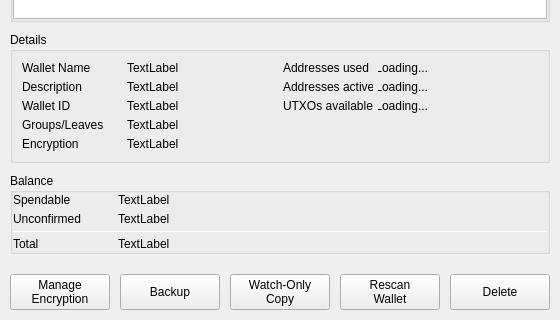
First picture: the form in BlockSettleUILib/WalletPropertiesDialog.ui, repository BlockSettle/terminal, before the edit; both pictures show x 0 to 560 and y 161 to 481 of the 560 by 481 pixel window.
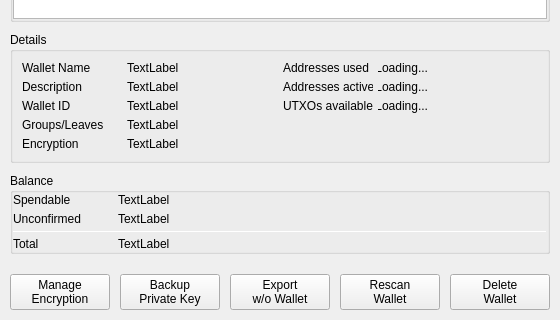
Second picture: the form after the edit.

```diff
--- a/BlockSettleUILib/WalletPropertiesDialog.ui
+++ b/BlockSettleUILib/WalletPropertiesDialog.ui
@@ -1092,7 +1092,8 @@
          </size>
         </property>
         <property name="text">
-         <string>Backup</string>
+         <string>Backup
+Private Key</string>
         </property>
         <property name="iconSize">
          <size>
@@ -1126,8 +1127,8 @@
          </size>
         </property>
         <property name="text">
-         <string>Watch-Only 
-Copy</string>
+         <string>Export
+w/o Wallet</string>
         </property>
         <property name="iconSize">
          <size>
@@ -1199,7 +1200,8 @@
          </size>
         </property>
         <property name="text">
-         <string>Delete</string>
+         <string>Delete
+Wallet</string>
         </property>
         <property name="iconSize">
          <size>
```
